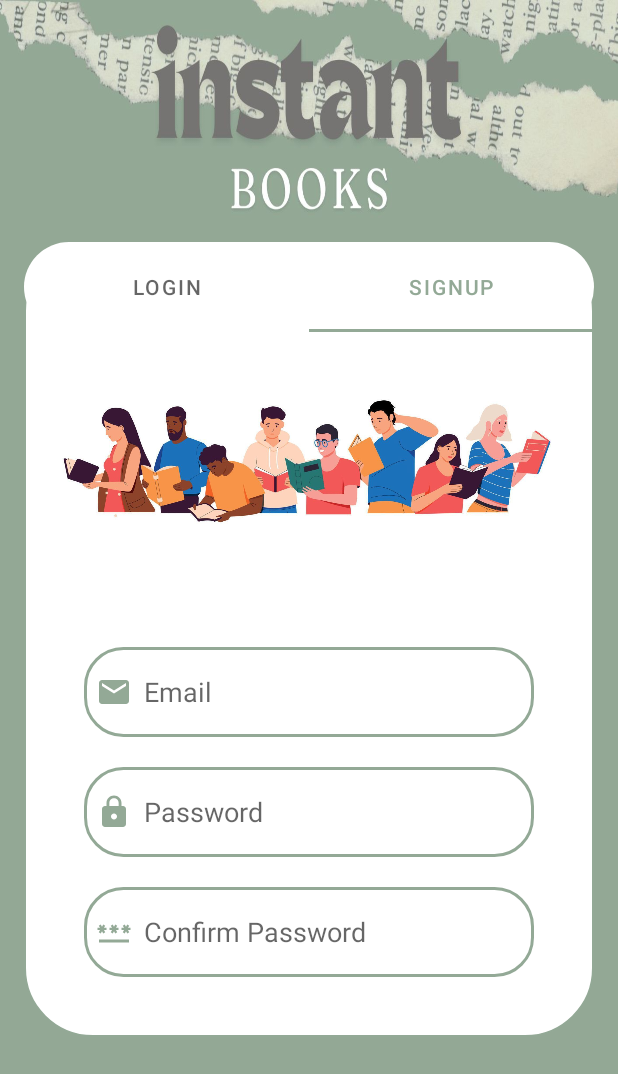
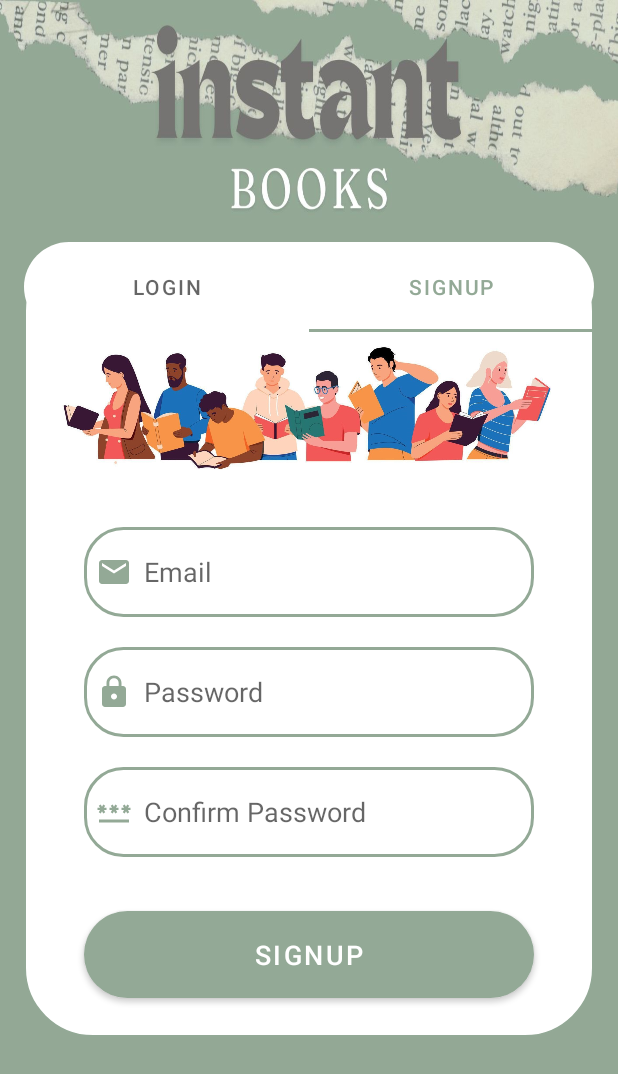
Before and after one commit to ErikaCorona/PROGETTO_BIBLIOTECA, an Android app: the screen it shows after launch (MainActivity_new), tab 2 chosen, on a phone screen of 412 x 824 dp. Shown: the top 1074 px of the screen. Run offline under Robolectric (Android 15) with nearby library versions, the phone set to English and light mode, and no system bars.

Commit message:
tasto signup sistemato

```diff
--- a/app/src/main/res/layout/fragment_signup.xml
+++ b/app/src/main/res/layout/fragment_signup.xml
@@ -14,14 +14,14 @@
 
         <LinearLayout
             android:layout_width="match_parent"
-            android:layout_height="wrap_content"
+            android:layout_height="733dp"
             android:layout_marginTop="20dp"
             android:orientation="vertical"
             android:padding="20dp">
 
             <ImageView
                 android:layout_width="wrap_content"
-                android:layout_height="200dp"
+                android:layout_height="120dp"
                 android:src="@drawable/signupimg" />
 
             <EditText
```
Also changed, not shown: app/src/main/res/drawable/loginimg.jpg, app/src/main/res/drawable/signupimg.jpg.
